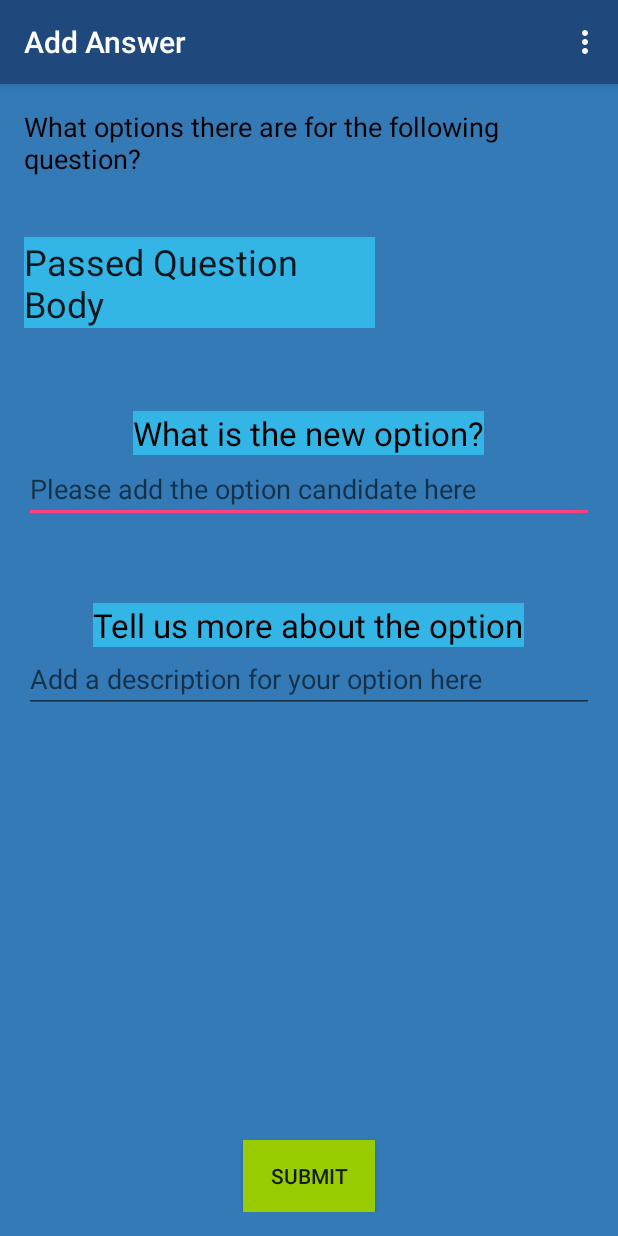
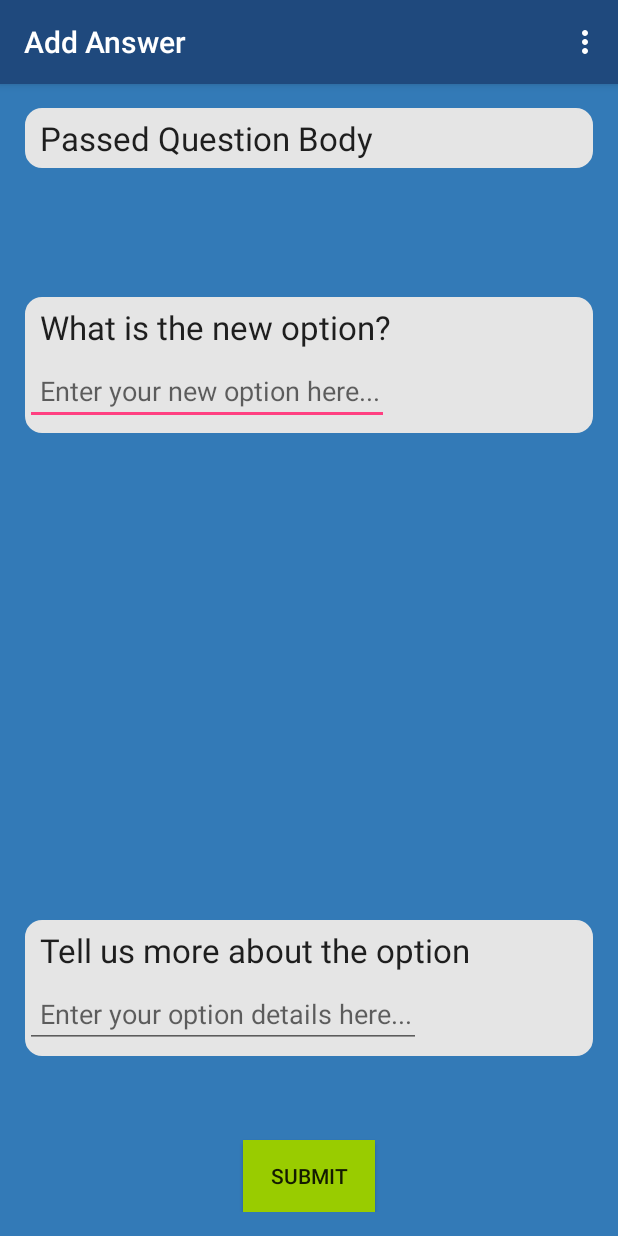
Before and after one commit to HugoWang/AnswerBot, an Android app: the AddOptionsActivity screen opened directly, with no data from a screen before it, on a phone screen of 412 x 824 dp. Run offline under Robolectric (Android 15) with nearby library versions, the phone set to English and light mode, and no system bars; 1 statement that could not run was skipped.

Commit message:
Made add screens to look a lot better.

```diff
--- a/app/src/main/java/com/example/kaiwang/answerbot/AddCriteriaActivity.java
+++ b/app/src/main/java/com/example/kaiwang/answerbot/AddCriteriaActivity.java
@@ -11,6 +11,7 @@ import android.widget.TextView;
 import com.loopj.android.http.AsyncHttpClient;
 import com.loopj.android.http.JsonHttpResponseHandler;
 import com.loopj.android.http.RequestParams;
+
 
 public class AddCriteriaActivity extends AppCompatActivity {
 
--- a/app/src/main/java/com/example/kaiwang/answerbot/AddQuestionActivity.java
+++ b/app/src/main/java/com/example/kaiwang/answerbot/AddQuestionActivity.java
@@ -6,6 +6,7 @@ import android.view.Menu;
 import android.view.MenuItem;
 import android.view.View;
 import android.widget.EditText;
+import android.widget.TextView;
 
 import com.loopj.android.http.AsyncHttpClient;
 import com.loopj.android.http.JsonHttpResponseHandler;
--- a/app/src/main/res/layout/activity_add_options.xml
+++ b/app/src/main/res/layout/activity_add_options.xml
@@ -6,34 +6,6 @@
     android:paddingBottom="@dimen/activity_vertical_margin"
     android:background="#337AB7"
     tools:context="com.example.kaiwang.answerbot.AddOptionsActivity">
-
-    <TextView
-        android:layout_width="wrap_content"
-        android:layout_height="wrap_content"
-        android:textSize="@dimen/abc_text_size_large_material"
-        android:textColor="@color/black"
-        android:editable="false"
-        android:id="@+id/textView6"
-        android:text="What is the new option?"
-        android:textAlignment="center"
-        android:background="@android:color/holo_blue_light"
-        android:layout_below="@+id/AddOptionsQuestionTextView"
-        android:layout_centerHorizontal="true"
-        android:layout_marginTop="55dp" />
-
-    <TextView
-        android:layout_width="wrap_content"
-        android:layout_height="wrap_content"
-        android:textSize="@dimen/abc_text_size_large_material"
-        android:textColor="@color/black"
-        android:editable="false"
-        android:id="@+id/textView7"
-        android:text="Tell us more about the option"
-        android:textAlignment="center"
-        android:background="@android:color/holo_blue_light"
-        android:layout_below="@+id/NewOptionEditText"
-        android:layout_centerHorizontal="true"
-        android:layout_marginTop="53dp" />
 
     <Button
         android:layout_width="wrap_content"
@@ -45,43 +17,111 @@
         android:background="@android:color/holo_green_light"
         android:onClick="SubmitOptionsBtnClick" />
 
-    <TextView
-        android:layout_width="wrap_content"
+    <LinearLayout
+        android:orientation="vertical"
+        android:background="@drawable/background_question_rounded_single"
+        android:layout_width="match_parent"
         android:layout_height="wrap_content"
-        android:textAppearance="?android:attr/textAppearanceMedium"
-        android:text="What options there are for the following question?"
-        android:id="@+id/textView8"
+        android:id="@+id/linearLayout7"
         android:layout_alignParentTop="true"
-        android:layout_centerHorizontal="true"
-        android:textColor="@android:color/black" />
+        android:layout_alignParentRight="true"
+        android:layout_alignParentEnd="true">
 
         <TextView
             android:layout_width="wrap_content"
             android:layout_height="wrap_content"
             android:textAppearance="?android:attr/textAppearanceLarge"
-        android:text="Question"
+            android:text="Question: "
+            android:paddingLeft="10dp"
+            android:paddingRight="6dp"
             android:id="@+id/AddOptionsQuestionTextView"
-        android:layout_marginTop="40dp"
-        android:textSize="@dimen/abc_text_size_headline_material"
-        android:background="@android:color/holo_blue_light"
-        android:layout_below="@+id/textView8"
-        android:layout_alignRight="@+id/SubmitNewOptionBtn"
-        android:layout_alignEnd="@+id/SubmitNewOptionBtn" />
+            android:layout_marginTop="5dp"
+            android:layout_marginBottom="5dp" />
+
+        <LinearLayout
+            android:orientation="vertical"
+            android:id="@+id/linearLayout6"
+            android:layout_width="match_parent"
+            android:layout_height="match_parent" />
+    </LinearLayout>
+
+    <LinearLayout
+        android:orientation="vertical"
+        android:background="@drawable/background_question_rounded_single"
+        android:layout_width="match_parent"
+        android:layout_height="wrap_content"
+        android:id="@+id/linearLayout9"
+        android:layout_marginTop="85dp"
+        android:layout_below="@+id/linearLayout7"
+        android:layout_alignParentRight="true"
+        android:layout_alignParentEnd="true">
+
+        <TextView
+            android:layout_width="wrap_content"
+            android:layout_height="wrap_content"
+            android:textAppearance="?android:attr/textAppearanceLarge"
+            android:text="What is the new option?"
+            android:paddingLeft="10dp"
+            android:paddingRight="6dp"
+            android:id="@+id/textView3"
+            android:layout_marginTop="5dp"
+            android:layout_marginBottom="5dp" />
+
+        <LinearLayout
+            android:orientation="vertical"
+            android:id="@+id/linearLayout8"
+            android:layout_width="match_parent"
+            android:layout_height="match_parent" >
 
             <EditText
+                android:layout_width="wrap_content"
+                android:layout_height="wrap_content"
+                android:paddingLeft="10dp"
+                android:paddingRight="6dp"
+                android:textAppearance="?android:attr/textAppearanceMedium"
+                android:id="@+id/NewOptionEditText"
+                android:layout_marginBottom="5dp"
+                android:hint="Enter your new option here..." />
+        </LinearLayout>
+    </LinearLayout>
+
+    <LinearLayout
+        android:orientation="vertical"
+        android:background="@drawable/background_question_rounded_single"
         android:layout_width="match_parent"
         android:layout_height="wrap_content"
-        android:id="@+id/NewOptionEditText"
-        android:layout_below="@+id/textView6"
-        android:layout_centerHorizontal="true"
-        android:hint="Please add the option candidate here" />
+        android:id="@+id/linearLayout11"
+        android:layout_above="@+id/SubmitNewOptionBtn"
+        android:layout_alignParentLeft="true"
+        android:layout_alignParentStart="true"
+        android:layout_marginBottom="55dp">
+
+        <TextView
+            android:layout_width="wrap_content"
+            android:layout_height="wrap_content"
+            android:textAppearance="?android:attr/textAppearanceLarge"
+            android:text="Tell us more about the option"
+            android:paddingLeft="10dp"
+            android:paddingRight="6dp"
+            android:id="@+id/textView4"
+            android:layout_marginTop="5dp"
+            android:layout_marginBottom="5dp" />
+
+        <LinearLayout
+            android:orientation="vertical"
+            android:id="@+id/linearLayout10"
+            android:layout_width="match_parent"
+            android:layout_height="match_parent" >
 
             <EditText
-        android:layout_width="match_parent"
+                android:layout_width="wrap_content"
                 android:layout_height="wrap_content"
+                android:paddingLeft="10dp"
+                android:paddingRight="6dp"
+                android:textAppearance="?android:attr/textAppearanceMedium"
                 android:id="@+id/NewOptionDetailsEditText"
-        android:layout_alignTop="@+id/textView7"
-        android:layout_centerHorizontal="true"
-        android:layout_marginTop="28dp"
-        android:hint="Add a description for your option here" />
+                android:layout_marginBottom="5dp"
+                android:hint="Enter your option details here..." />
+        </LinearLayout>
+    </LinearLayout>
 </RelativeLayout>
```
Also changed, not shown: app/src/main/res/layout/activity_add_criteria.xml (+101 -54 lines), app/src/main/res/layout/activity_add_question.xml (+81 -46 lines), 1 other file. Lines whose indentation alone changed are shown as unchanged.
